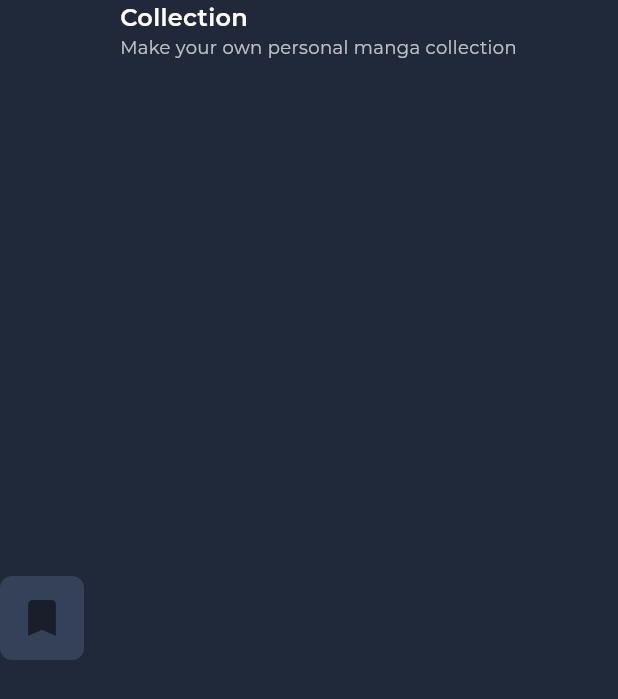
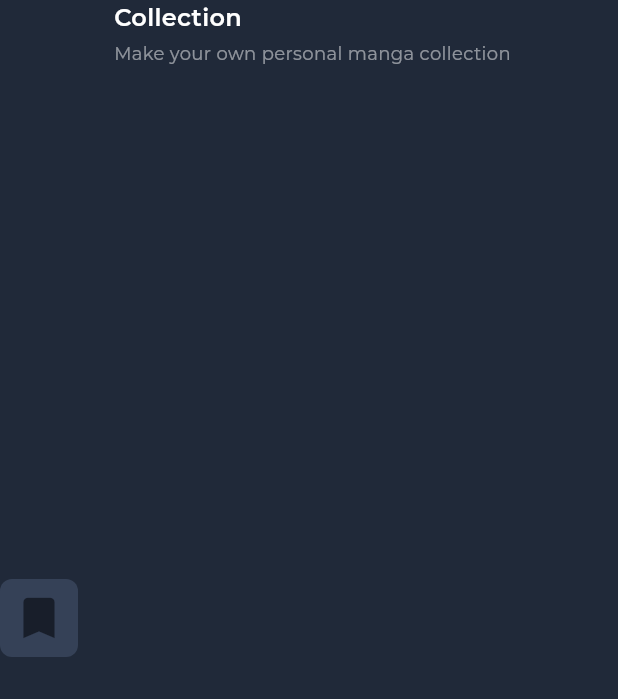
Before and after one commit to gesangwidigdo/fp_ppb_manga_app, a Flutter app: the ProfileMenu widget shown alone on an empty page, opened directly, on a phone screen of 412 x 824 dp. Shown: the top 699 px of the screen. Run offline on Flutter 3.47's test engine with Material 3 defaults, Android fonts, the phone set to English and light mode, and no system bars; our stand-ins replace cloud_firestore, firebase_auth, firebase_core, google_fonts; accounts and stored records are empty; network calls fail.

Commit message:
cleaned profile page

```diff
--- a/lib/components/profile_menu.dart
+++ b/lib/components/profile_menu.dart
@@ -25,12 +25,12 @@ class ProfileMenu extends StatelessWidget {
           FittedBox(
             fit: BoxFit.scaleDown,
             child: Container(
-              padding: EdgeInsets.all(12.0),
+              padding: EdgeInsets.all(8.0),
               decoration: BoxDecoration(
                 color: Color(0xFF354157),
                 borderRadius: BorderRadius.circular(8.0),
               ),
-              child: Icon(icon, color: Color(0xFF181E2A), size: 32),
+              child: Icon(icon, color: Color(0xFF181E2A), size: 36),
             ),
           ),
           const SizedBox(width: 24),
@@ -46,10 +46,11 @@ class ProfileMenu extends StatelessWidget {
                     fontWeight: FontWeight.w600,
                   ),
                 ),
+                const SizedBox(height: 4),
                 Text(
                   description,
                   style: GoogleFonts.montserrat(
-                    color: Colors.white70,
+                    color: Color(0x7FFFFFFF),
                     fontSize: 12,
                   ),
                   overflow: TextOverflow.ellipsis,
```
Also changed, not shown: lib/pages/profile.dart (+11 -25 lines).
